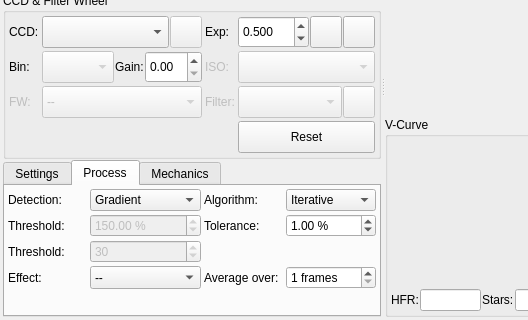
This is kstars/ekos/focus/focus.ui in prmolenaar/kstars as Qt 5 draws it before an edit; both pictures show x 0 to 528 and y 148 to 468 of the 766 by 468 pixel window. The edited form follows.
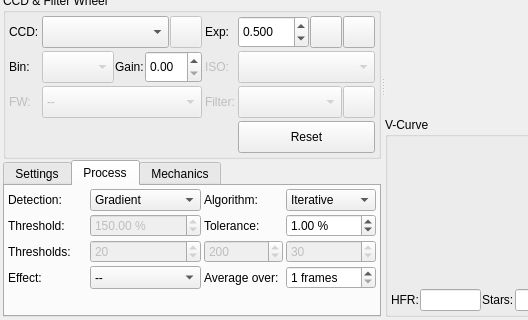
This is the edited form. Icons and pictures are not drawn. Custom widgets are drawn as their Qt base class.

Commit message: added save intermediate image, added spinners for bahtinov threshold adjustment, fixed drawing of lines in image

Patch:
```diff
--- a/kstars/ekos/focus/focus.ui
+++ b/kstars/ekos/focus/focus.ui
@@ -1284,11 +1284,11 @@
                 <string/>
                </property>
                <property name="text">
-                <string>Threshold:</string>
+                <string>Thresholds:</string>
                </property>
               </widget>
              </item>
-             <item row="2" column="1">
+             <item row="2" column="3">
               <widget class="QSpinBox" name="bahtinovThresholdSpin">
                <property name="enabled">
                 <bool>false</bool>
@@ -1313,6 +1313,56 @@
                </property>
               </widget>
              </item>
+             <item row="2" column="2">
+              <widget class="QSpinBox" name="bahtinovHighThresholdSpin">
+               <property name="enabled">
+                <bool>false</bool>
+               </property>
+               <property name="sizePolicy">
+                <sizepolicy hsizetype="Minimum" vsizetype="Preferred">
+                 <horstretch>0</horstretch>
+                 <verstretch>0</verstretch>
+                </sizepolicy>
+               </property>
+               <property name="toolTip">
+                <string>&lt;html&gt;&lt;head/&gt;&lt;body&gt;&lt;p&gt;Bahtinov upper threshold. Decrease if not all three lines of the Bahtinov mask pattern are detected.&lt;/p&gt;&lt;/body&gt;&lt;/html&gt;</string>
+               </property>
+               <property name="minimum">
+                <number>1</number>
+               </property>
+               <property name="maximum">
+                <number>255</number>
+               </property>
+               <property name="value">
+                <number>200</number>
+               </property>
+              </widget>
+             </item>
+             <item row="2" column="1">
+              <widget class="QSpinBox" name="bahtinovLowThresholdSpin">
+               <property name="enabled">
+                <bool>false</bool>
+               </property>
+               <property name="sizePolicy">
+                <sizepolicy hsizetype="Minimum" vsizetype="Preferred">
+                 <horstretch>0</horstretch>
+                 <verstretch>0</verstretch>
+                </sizepolicy>
+               </property>
+               <property name="toolTip">
+                <string>&lt;html&gt;&lt;head/&gt;&lt;body&gt;&lt;p&gt;Bahtinov lower threshold. Decrease if not all three lines of the Bahtinov mask pattern are detected.&lt;/p&gt;&lt;/body&gt;&lt;/html&gt;</string>
+               </property>
+               <property name="minimum">
+                <number>1</number>
+               </property>
+               <property name="maximum">
+                <number>255</number>
+               </property>
+               <property name="value">
+                <number>20</number>
+               </property>
+              </widget>
+             </item>
             </layout>
            </item>
            <item>
```
The commit also changes 7 other files.
